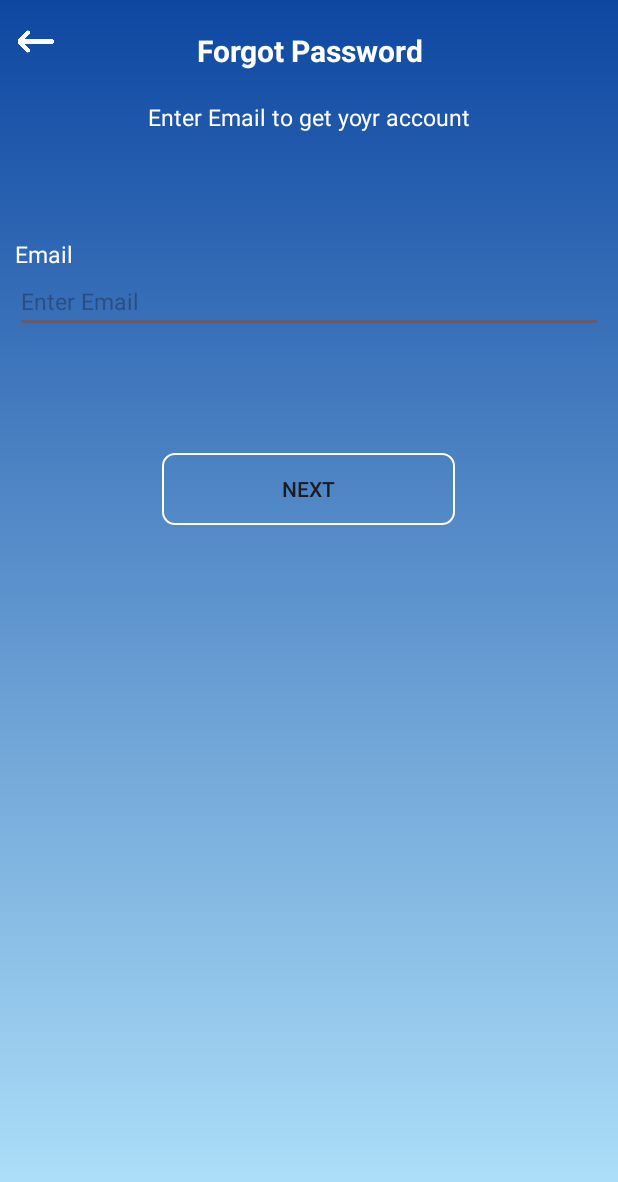
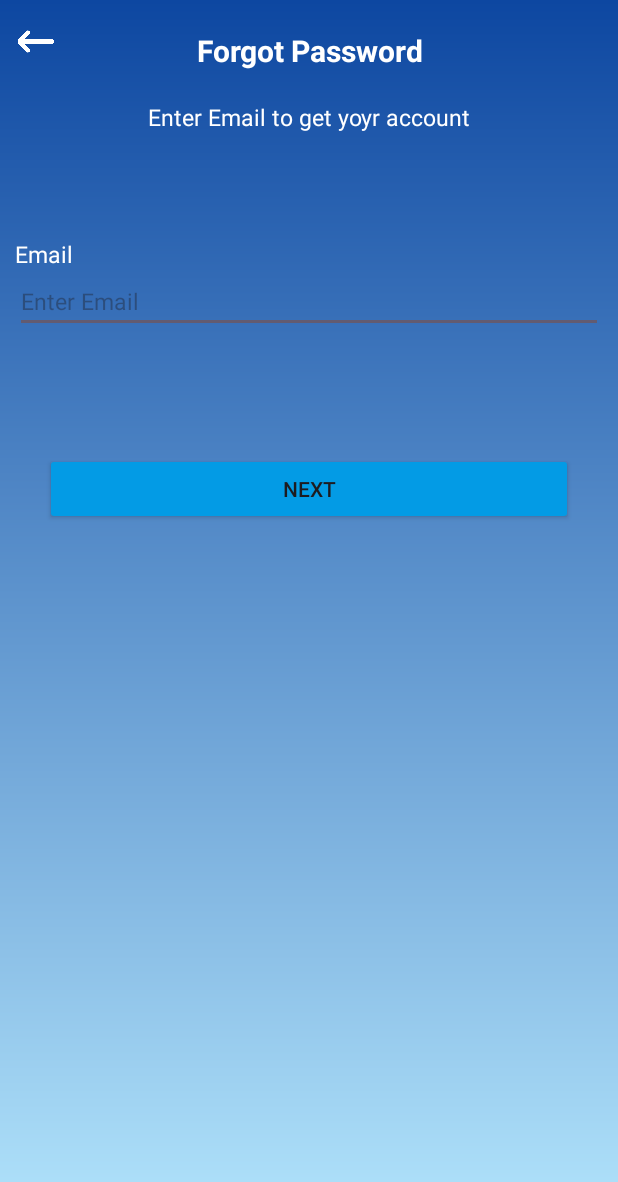
Before and after one commit to AkashKarkhal/mykoonba2, an Android app: the ForgotPasswordActivity screen opened directly, with no data from a screen before it, on a phone screen of 412 x 824 dp. Shown: the top 1182 px of the screen. Run offline under Robolectric (Android 15) with nearby library versions, the phone set to English and light mode, and no system bars.

Commit message:
change button background , transition of forgot password and verify otp

```diff
--- a/app/src/main/java/com/example/mykoonba/ForgotPasswordActivity.java
+++ b/app/src/main/java/com/example/mykoonba/ForgotPasswordActivity.java
@@ -3,6 +3,7 @@ package com.example.mykoonba;
 import androidx.appcompat.app.AppCompatActivity;
 import androidx.appcompat.widget.AppCompatButton;
 
+import android.content.Intent;
 import android.os.Bundle;
 import android.view.View;
 
@@ -20,7 +21,10 @@ public class ForgotPasswordActivity extends AppCompatActivity {
         next.setOnClickListener(new View.OnClickListener() {
             @Override
             public void onClick(View view) {
-//                hi
+                Intent i=new Intent(getApplicationContext(), Verification_email_of_signin.class);
+                i.putExtra("mode","login");
+                startActivity(i);
+                finish();
             }
         });
         back.setOnClickListener(new View.OnClickListener() {
--- a/app/src/main/java/com/example/mykoonba/Signin.java
+++ b/app/src/main/java/com/example/mykoonba/Signin.java
@@ -41,8 +41,10 @@ public class Signin extends AppCompatActivity {
         Createaccountbtn.setOnClickListener(new View.OnClickListener() {
             @Override
             public void onClick(View view) {
-                startActivity(new Intent(getApplicationContext(), Verification_email_of_signin.class));
-            }
+                Intent i=new Intent(getApplicationContext(), Verification_email_of_signin.class);
+                i.putExtra("mode","signin");
+                startActivity(i);
+                finish();            }
         });
 
 
--- a/app/src/main/res/layout/activity_forgot_password.xml
+++ b/app/src/main/res/layout/activity_forgot_password.xml
@@ -74,11 +74,12 @@
 
             <androidx.appcompat.widget.AppCompatButton
                 android:id="@+id/forgotNextBtn"
-                android:layout_width="wrap_content"
+                android:layout_width="match_parent"
                 android:layout_height="wrap_content"
                 android:layout_centerInParent="true"
+                android:layout_marginHorizontal="20dp"
                 android:layout_marginVertical="30dp"
-                android:background="@drawable/btn_background"
+                android:backgroundTint="#039BE5"
                 android:paddingHorizontal="80dp"
                 android:text="Next" />
         </RelativeLayout>
```
Also changed, not shown: app/src/main/java/com/example/mykoonba/Verification_email_of_signin.java (+13 -5 lines).
